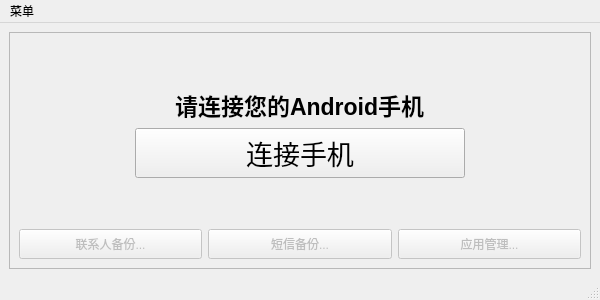
Above: src/PC-Client/GUI/MainWindow.ui from shengyun-zhou/AndroidPhone-Assistant-Linux before the change. Below: the same form after it.
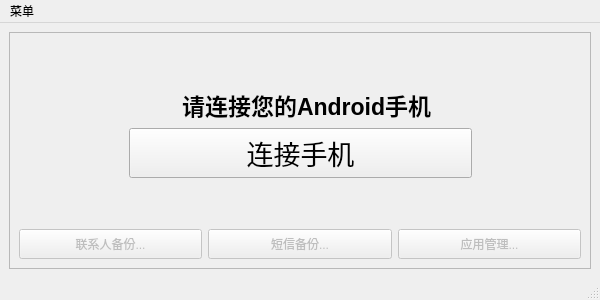
That is the form after the change. Icons and pictures are not drawn.

Commit message: Add Qt resource file compilation support and add icons for all buttons.

What changed in the file:
```diff
--- a/src/PC-Client/GUI/MainWindow.ui
+++ b/src/PC-Client/GUI/MainWindow.ui
@@ -72,6 +72,13 @@
                </property>
               </spacer>
              </item>
+             <item>
+              <widget class="QLabel" name="icon_phone">
+               <property name="text">
+                <string/>
+               </property>
+              </widget>
+             </item>
              <item>
               <widget class="QLabel" name="label_phone_info">
                <property name="font">
@@ -124,6 +131,17 @@
              <property name="text">
               <string>连接手机</string>
              </property>
+             <property name="icon">
+              <iconset theme="gtk-connect">
+               <normaloff/>
+              </iconset>
+             </property>
+             <property name="iconSize">
+              <size>
+               <width>32</width>
+               <height>32</height>
+              </size>
+             </property>
             </widget>
            </item>
           </layout>
```
Left out of the diff: 30 changed lines with no effect on the pictures. The commit also changes 16 other files.
